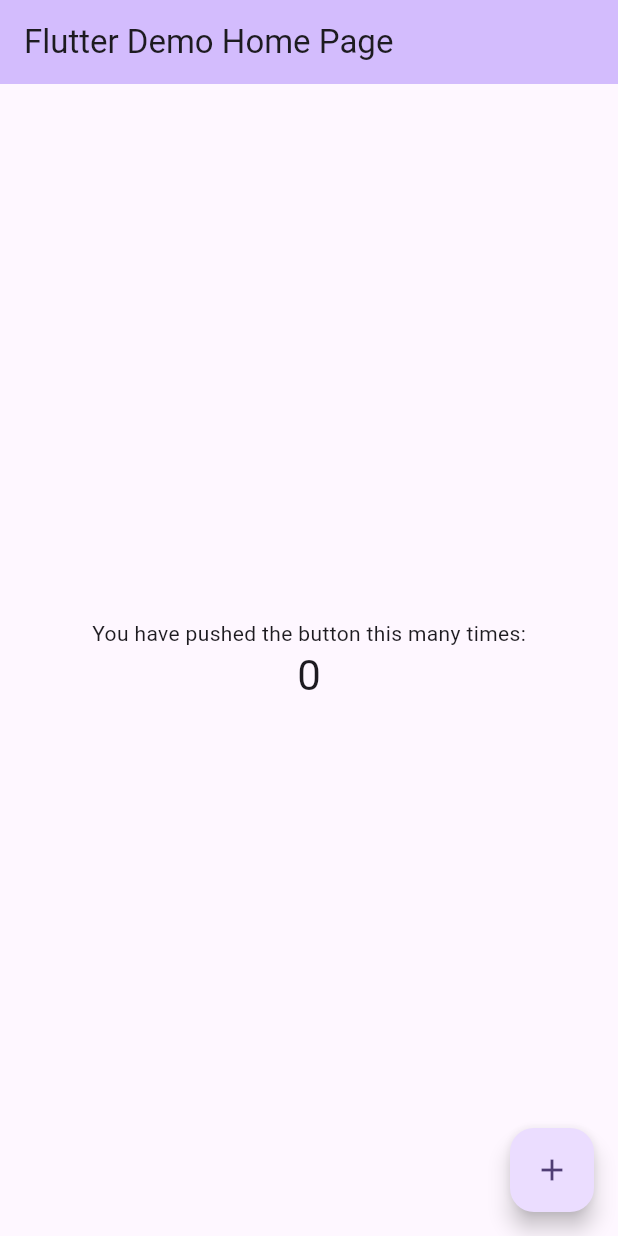
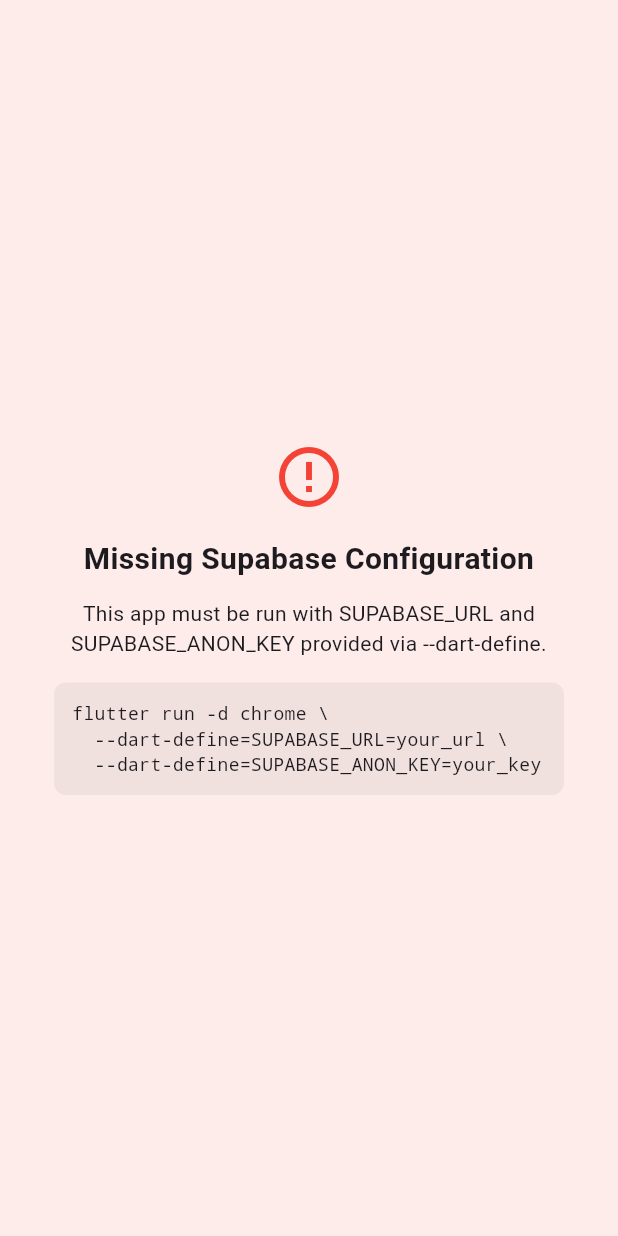
Before and after one commit to Frle001/local-pulse-flutter, a Flutter app: the screen it shows after launch, on a phone screen of 412 x 824 dp. Run offline on Flutter 3.47's test engine with Material 3 defaults, Android fonts, the phone set to English and light mode, and no system bars; our stand-ins replace flutter_riverpod, go_router, supabase_flutter; accounts and stored records are empty.

Commit message:
Add Phase 1 app foundation

```diff
--- /dev/null
+++ b/lib/app.dart
@@ -0,0 +1,19 @@
+import 'package:flutter/material.dart';
+
+import 'core/router/app_router.dart';
+import 'core/theme/app_theme.dart';
+
+class LocalPulseApp extends StatelessWidget {
+  const LocalPulseApp({super.key});
+
+  @override
+  Widget build(BuildContext context) {
+    return MaterialApp.router(
+      title: 'Local Pulse',
+      debugShowCheckedModeBanner: false,
+      theme: AppTheme.light,
+      darkTheme: AppTheme.dark,
+      routerConfig: appRouter,
+    );
+  }
+}
--- /dev/null
+++ b/lib/core/constants/supabase_constants.dart
@@ -0,0 +1,10 @@
+class SupabaseConstants {
+  SupabaseConstants._();
+
+  static const String supabaseUrl = String.fromEnvironment('SUPABASE_URL');
+  static const String supabaseAnonKey =
+      String.fromEnvironment('SUPABASE_ANON_KEY');
+
+  static bool get isConfigured =>
+      supabaseUrl.isNotEmpty && supabaseAnonKey.isNotEmpty;
+}
--- /dev/null
+++ b/lib/core/router/app_router.dart
@@ -0,0 +1,33 @@
+import 'package:go_router/go_router.dart';
+
+import '../../features/auth/screens/login_screen.dart';
+import '../../features/auth/screens/register_screen.dart';
+import '../../features/auth/screens/splash_screen.dart';
+import '../../features/feed/screens/home_feed_screen.dart';
+import '../../features/profile/screens/profile_screen.dart';
+
+final appRouter = GoRouter(
+  initialLocation: '/splash',
+  routes: [
+    GoRoute(
+      path: '/splash',
+      builder: (context, state) => const SplashScreen(),
+    ),
+    GoRoute(
+      path: '/login',
+      builder: (context, state) => const LoginScreen(),
+    ),
+    GoRoute(
+      path: '/register',
+      builder: (context, state) => const RegisterScreen(),
+    ),
+    GoRoute(
+      path: '/home',
+      builder: (context, state) => const HomeFeedScreen(),
+    ),
+    GoRoute(
+      path: '/profile',
+      builder: (context, state) => const ProfileScreen(),
+    ),
+  ],
+);
--- /dev/null
+++ b/lib/core/theme/app_theme.dart
@@ -0,0 +1,54 @@
+import 'package:flutter/material.dart';
+
+class AppTheme {
+  AppTheme._();
+
+  static ThemeData get light => ThemeData(
+        useMaterial3: true,
+        colorScheme: ColorScheme.fromSeed(seedColor: Colors.indigo),
+        scaffoldBackgroundColor: const Color(0xFFF7F7FB),
+        appBarTheme: const AppBarTheme(
+          centerTitle: true,
+          elevation: 0,
+        ),
+        elevatedButtonTheme: ElevatedButtonThemeData(
+          style: ElevatedButton.styleFrom(
+            padding: const EdgeInsets.symmetric(vertical: 16),
+            shape: RoundedRectangleBorder(
+              borderRadius: BorderRadius.circular(12),
+            ),
+          ),
+        ),
+        inputDecorationTheme: InputDecorationTheme(
+          border: OutlineInputBorder(
+            borderRadius: BorderRadius.circular(12),
+          ),
+        ),
+      );
+
+  static ThemeData get dark => ThemeData(
+        useMaterial3: true,
+        brightness: Brightness.dark,
+        colorScheme: ColorScheme.fromSeed(
+          seedColor: Colors.indigo,
+          brightness: Brightness.dark,
+        ),
+        appBarTheme: const AppBarTheme(
+          centerTitle: true,
+          elevation: 0,
+        ),
+        elevatedButtonTheme: ElevatedButtonThemeData(
+          style: ElevatedButton.styleFrom(
+            padding: const EdgeInsets.symmetric(vertical: 16),
+            shape: RoundedRectangleBorder(
+              borderRadius: BorderRadius.circular(12),
+            ),
+          ),
+        ),
+        inputDecorationTheme: InputDecorationTheme(
+          border: OutlineInputBorder(
+            borderRadius: BorderRadius.circular(12),
+          ),
+        ),
+      );
+}
--- a/lib/main.dart
+++ b/lib/main.dart
@@ -1,121 +1,72 @@
 import 'package:flutter/material.dart';
+import 'package:flutter_riverpod/flutter_riverpod.dart';
+import 'package:supabase_flutter/supabase_flutter.dart';
 
-void main() {
-  runApp(const MyApp());
+import 'app.dart';
+import 'core/constants/supabase_constants.dart';
+
+Future<void> main() async {
+  WidgetsFlutterBinding.ensureInitialized();
+
+  if (!SupabaseConstants.isConfigured) {
+    runApp(const ConfigErrorApp());
+    return;
+  }
+
+  await Supabase.initialize(
+    url: SupabaseConstants.supabaseUrl,
+    publishableKey: SupabaseConstants.supabaseAnonKey,
+  );
+
+  runApp(const ProviderScope(child: LocalPulseApp()));
 }
 
-class MyApp extends StatelessWidget {
-  const MyApp({super.key});
+class ConfigErrorApp extends StatelessWidget {
+  const ConfigErrorApp({super.key});
 
-  // This widget is the root of your application.
   @override
   Widget build(BuildContext context) {
     return MaterialApp(
-      title: 'Flutter Demo',
-      theme: ThemeData(
-        // This is the theme of your application.
-        //
-        // TRY THIS: Try running your application with "flutter run". You'll see
-        // the application has a purple toolbar. Then, without quitting the app,
-        // try changing the seedColor in the colorScheme below to Colors.green
-        // and then invoke "hot reload" (save your changes or press the "hot
-        // reload" button in a Flutter-supported IDE, or press "r" if you used
-        // the command line to start the app).
-        //
-        // Notice that the counter didn't reset back to zero; the application
-        // state is not lost during the reload. To reset the state, use hot
-        // restart instead.
-        //
-        // This works for code too, not just values: Most code changes can be
-        // tested with just a hot reload.
-        colorScheme: .fromSeed(seedColor: Colors.deepPurple),
-      ),
-      home: const MyHomePage(title: 'Flutter Demo Home Page'),
-    );
-  }
-}
-
-class MyHomePage extends StatefulWidget {
-  const MyHomePage({super.key, required this.title});
-
-  // This widget is the home page of your application. It is stateful, meaning
-  // that it has a State object (defined below) that contains fields that affect
-  // how it looks.
-
-  // This class is the configuration for the state. It holds the values (in this
-  // case the title) provided by the parent (in this case the App widget) and
-  // used by the build method of the State. Fields in a Widget subclass are
-  // always marked "final".
-
-  final String title;
-
-  @override
-  State<MyHomePage> createState() => _MyHomePageState();
-}
-
-class _MyHomePageState extends State<MyHomePage> {
-  int _counter = 0;
-
-  void _incrementCounter() {
-    setState(() {
-      // This call to setState tells the Flutter framework that something has
-      // changed in this State, which causes it to rerun the build method below
-      // so that the display can reflect the updated values. If we changed
-      // _counter without calling setState(), then the build method would not be
-      // called again, and so nothing would appear to happen.
-      _counter++;
-    });
-  }
-
-  @override
-  Widget build(BuildContext context) {
-    // This method is rerun every time setState is called, for instance as done
-    // by the _incrementCounter method above.
-    //
-    // The Flutter framework has been optimized to make rerunning build methods
-    // fast, so that you can just rebuild anything that needs updating rather
-    // than having to individually change instances of widgets.
-    return Scaffold(
-      appBar: AppBar(
-        // TRY THIS: Try changing the color here to a specific color (to
-        // Colors.amber, perhaps?) and trigger a hot reload to see the AppBar
-        // change color while the other colors stay the same.
-        backgroundColor: Theme.of(context).colorScheme.inversePrimary,
-        // Here we take the value from the MyHomePage object that was created by
-        // the App.build method, and use it to set our appbar title.
-        title: Text(widget.title),
-      ),
-      body: Center(
-        // Center is a layout widget. It takes a single child and positions it
-        // in the middle of the parent.
-        child: Column(
-          // Column is also a layout widget. It takes a list of children and
-          // arranges them vertically. By default, it sizes itself to fit its
-          // children horizontally, and tries to be as tall as its parent.
-          //
-          // Column has various properties to control how it sizes itself and
-          // how it positions its children. Here we use mainAxisAlignment to
-          // center the children vertically; the main axis here is the vertical
-          // axis because Columns are vertical (the cross axis would be
-          // horizontal).
-          //
-          // TRY THIS: Invoke "debug painting" (choose the "Toggle Debug Paint"
-          // action in the IDE, or press "p" in the console), to see the
-          // wireframe for each widget.
-          mainAxisAlignment: .center,
-          children: [
-            const Text('You have pushed the button this many times:'),
-            Text(
-              '$_counter',
-              style: Theme.of(context).textTheme.headlineMedium,
+      debugShowCheckedModeBanner: false,
+      home: Scaffold(
+        backgroundColor: const Color(0xFFFDECEA),
+        body: Center(
+          child: Padding(
+            padding: const EdgeInsets.all(32),
+            child: Column(
+              mainAxisSize: MainAxisSize.min,
+              children: [
+                const Icon(Icons.error_outline, color: Colors.red, size: 48),
+                const SizedBox(height: 16),
+                const Text(
+                  'Missing Supabase Configuration',
+                  style: TextStyle(fontSize: 20, fontWeight: FontWeight.bold),
+                  textAlign: TextAlign.center,
+                ),
+                const SizedBox(height: 12),
+                const Text(
+                  'This app must be run with SUPABASE_URL and '
+                  'SUPABASE_ANON_KEY provided via --dart-define.',
+                  textAlign: TextAlign.center,
+                ),
+                const SizedBox(height: 16),
+                Container(
+                  padding: const EdgeInsets.all(12),
+                  decoration: BoxDecoration(
+                    color: Colors.black.withValues(alpha: 0.05),
+                    borderRadius: BorderRadius.circular(8),
+                  ),
+                  child: const SelectableText(
+                    'flutter run -d chrome \\\n'
+                    '  --dart-define=SUPABASE_URL=your_url \\\n'
+                    '  --dart-define=SUPABASE_ANON_KEY=your_key',
+                    style: TextStyle(fontFamily: 'monospace', fontSize: 12),
+                  ),
+                ),
+              ],
             ),
-          ],
+          ),
         ),
-      ),
-      floatingActionButton: FloatingActionButton(
-        onPressed: _incrementCounter,
-        tooltip: 'Increment',
-        child: const Icon(Icons.add),
       ),
     );
   }
--- a/pubspec.yaml
+++ b/pubspec.yaml
@@ -34,6 +34,10 @@
   # The following adds the Cupertino Icons font to your application.
   # Use with the CupertinoIcons class for iOS style icons.
   cupertino_icons: ^1.0.8
+
+  flutter_riverpod: ^2.6.1
+  go_router: ^14.6.2
+  supabase_flutter: ^2.8.0
 
 dev_dependencies:
   flutter_test:
```
Also changed, not shown: lib/features/auth/screens/login_screen.dart (added, +42 -0 lines), lib/features/auth/screens/register_screen.dart (added, +46 -0 lines), lib/features/auth/screens/splash_screen.dart (added, +26 -0 lines), lib/features/feed/screens/home_feed_screen.dart (added, +35 -0 lines), lib/features/profile/screens/profile_screen.dart (added, +39 -0 lines), pubspec.lock, 6 other files.
